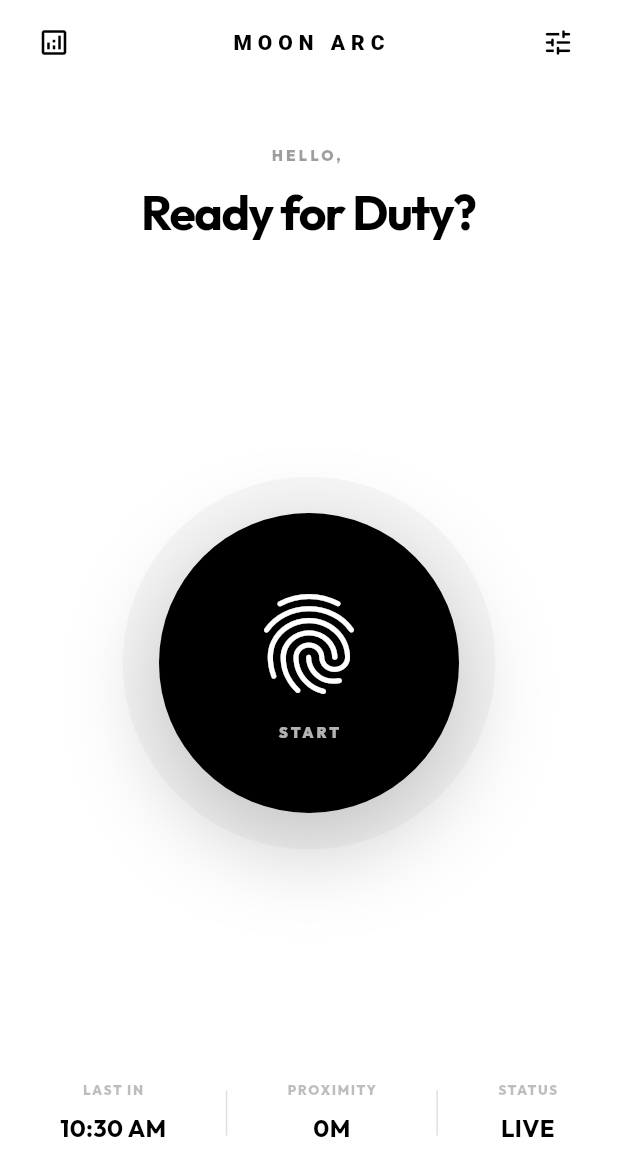
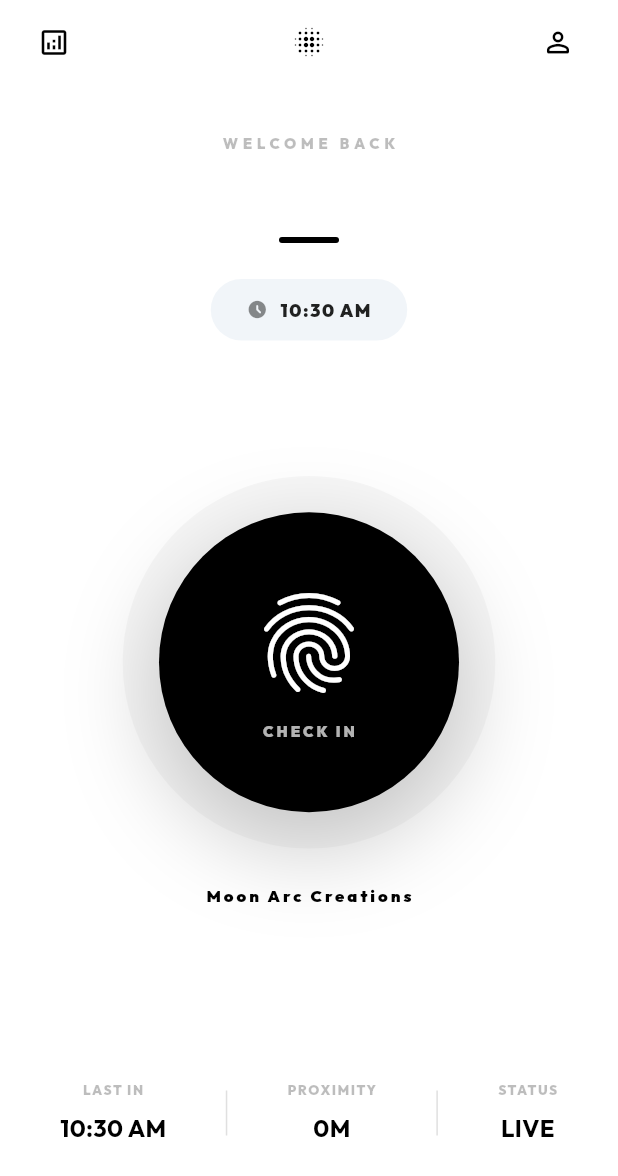
Before and after one commit to KrishnaKV2004/ClockIn, a Flutter app: the HomeScreen screen opened directly, on a phone screen of 412 x 824 dp. Shown: the top 1176 px of the screen. Run offline on Flutter 3.47's test engine with Material 3 defaults, Android fonts, the phone set to English and light mode, and no system bars; our stand-ins replace fl_chart, flutter_dotenv, geolocator, google_fonts, latlong2, supabase_flutter; accounts and stored records are empty; network calls fail.

Commit message:
Redesign UI

```diff
--- a/attendance_app/lib/screens/history_screen.dart
+++ b/attendance_app/lib/screens/history_screen.dart
@@ -18,7 +18,7 @@ class _HistoryScreenState extends State<HistoryScreen> {
     return Scaffold(
       backgroundColor: Colors.white,
       appBar: AppBar(
-        title: const Text('HISTORY', style: TextStyle(letterSpacing: 4, fontSize: 14, fontWeight: FontWeight.w900)),
+        title: const Text('History and Logs', style: TextStyle(letterSpacing: 0, fontSize: 18, fontWeight: FontWeight.bold)),
       ),
       body: FutureBuilder<List<dynamic>>(
         future: attendanceService.getAttendanceHistory(),
--- a/attendance_app/lib/screens/home_screen.dart
+++ b/attendance_app/lib/screens/home_screen.dart
@@ -167,14 +167,14 @@ class _HomeScreenState extends State<HomeScreen> with SingleTickerProviderStateM
             icon: const Icon(Icons.analytics_outlined, size: 22),
           ),
         ),
-        title: const Text('MOON ARC', style: TextStyle(letterSpacing: 4, fontSize: 14, fontWeight: FontWeight.w900)),
+        title: const Icon(Icons.blur_on_rounded, color: Colors.black, size: 24),
         actions: [
           IconButton(
             onPressed: () async {
               await Navigator.push(context, MaterialPageRoute(builder: (_) => const SettingsScreen()));
               _loadInitialData();
             },
-            icon: const Icon(Icons.tune_rounded, size: 22),
+            icon: const Icon(Icons.person_outline_rounded, size: 22, color: Colors.black),
           ),
           const SizedBox(width: 16),
         ],
@@ -183,10 +183,22 @@ class _HomeScreenState extends State<HomeScreen> with SingleTickerProviderStateM
           ? const Center(child: CircularProgressIndicator(color: Colors.black))
           : Column(
               children: [
-                const SizedBox(height: 40),
+                const SizedBox(height: 32),
                 _buildProfileHeader(),
+                const SizedBox(height: 24),
+                _buildClockArea(),
                 const Spacer(),
                 _buildFingerprintButton(isCheckedIn),
+                const SizedBox(height: 48),
+                const Text(
+                  'Moon Arc Creations',
+                  style: TextStyle(
+                    fontSize: 11,
+                    fontWeight: FontWeight.w900,
+                    color: Colors.black,
+                    letterSpacing: 2,
+                  ),
+                ),
                 const Spacer(),
                 _buildStatusCards(),
                 const SizedBox(height: 60),
@@ -195,20 +207,50 @@ class _HomeScreenState extends State<HomeScreen> with SingleTickerProviderStateM
     );
   }
 
+  Widget _buildClockArea() {
+    return Container(
+      padding: const EdgeInsets.symmetric(horizontal: 24, vertical: 12),
+      decoration: BoxDecoration(
+        color: const Color(0xFFF1F5F9),
+        borderRadius: BorderRadius.circular(100),
+      ),
+      child: Row(
+        mainAxisSize: MainAxisSize.min,
+        children: [
+          const Icon(Icons.access_time_filled_rounded, size: 14, color: Colors.black45),
+          const SizedBox(width: 8),
+          Text(
+            DateFormat('hh:mm a').format(DateTime.now()),
+            style: const TextStyle(fontSize: 12, fontWeight: FontWeight.w900, letterSpacing: 1, color: Colors.black87),
+          ),
+        ],
+      ),
+    );
+  }
+
   Widget _buildProfileHeader() {
-    String firstName = _fullName?.split(' ')[0] ?? 'Explorer';
     return Padding(
       padding: const EdgeInsets.symmetric(horizontal: 40),
       child: Column(
         children: [
+          const Text(
+            'WELCOME BACK',
+            style: TextStyle(fontSize: 10, fontWeight: FontWeight.w900, letterSpacing: 3, color: Colors.black26),
+          ),
+          const SizedBox(height: 12),
           Text(
-            'HELLO, ${firstName.toUpperCase()}',
-            style: const TextStyle(fontSize: 10, fontWeight: FontWeight.w900, letterSpacing: 2, color: Colors.black38),
+            _fullName?.toUpperCase() ?? 'EXPLORER',
+            textAlign: TextAlign.center,
+            style: const TextStyle(fontSize: 28, fontWeight: FontWeight.w900, color: Colors.black, letterSpacing: -0.5),
           ),
-          const SizedBox(height: 8),
-          const Text(
-            'Ready for Duty?',
-            style: TextStyle(fontSize: 32, fontWeight: FontWeight.bold, color: Colors.black, letterSpacing: -1),
+          const SizedBox(height: 4),
+          Container(
+            width: 40,
+            height: 4,
+            decoration: BoxDecoration(
+              color: Colors.black,
+              borderRadius: BorderRadius.circular(2),
+            ),
           ),
         ],
       ),
@@ -263,7 +305,7 @@ class _HomeScreenState extends State<HomeScreen> with SingleTickerProviderStateM
                       ),
                       const SizedBox(height: 12),
                       Text(
-                        isCheckedIn ? 'ACTIVE' : 'START',
+                        isCheckedIn ? 'CHECK OUT' : 'CHECK IN',
                         style: TextStyle(
                           color: isCheckedIn ? Colors.black26 : Colors.white70,
                           fontSize: 10,
--- a/attendance_app/lib/screens/login_screen.dart
+++ b/attendance_app/lib/screens/login_screen.dart
@@ -84,22 +84,23 @@ class _LoginScreenState extends State<LoginScreen> {
               ),
               const SizedBox(height: 48),
               const Text(
-                'MOON ARC',
+                'MOON ARC CREATIONS',
+                textAlign: TextAlign.center,
                 style: TextStyle(
-                  fontSize: 24,
+                  fontSize: 20,
                   fontWeight: FontWeight.w900,
-                  letterSpacing: 8,
+                  letterSpacing: 4,
                   color: Colors.black,
                 ),
               ),
               const SizedBox(height: 12),
               const Text(
-                'High-Fidelity Attendance Suite',
+                'High-Fidelity Suite • Production V2',
                 style: TextStyle(
-                  fontSize: 12,
-                  fontWeight: FontWeight.w500,
-                  color: Colors.black38,
-                  letterSpacing: 1,
+                  fontSize: 10,
+                  fontWeight: FontWeight.w900,
+                  color: Colors.black12,
+                  letterSpacing: 2,
                 ),
               ),
               const Spacer(),
--- a/attendance_app/lib/screens/settings_screen.dart
+++ b/attendance_app/lib/screens/settings_screen.dart
@@ -81,7 +81,7 @@ class _SettingsScreenState extends State<SettingsScreen> {
     return Scaffold(
       backgroundColor: Colors.white,
       appBar: AppBar(
-        title: const Text('SETTINGS', style: TextStyle(letterSpacing: 4, fontSize: 14, fontWeight: FontWeight.w900)),
+        title: const Text('Settings', style: TextStyle(letterSpacing: 0, fontSize: 18, fontWeight: FontWeight.bold)),
       ),
       body: _isLoading
           ? const Center(child: CircularProgressIndicator(color: Colors.black))
```
